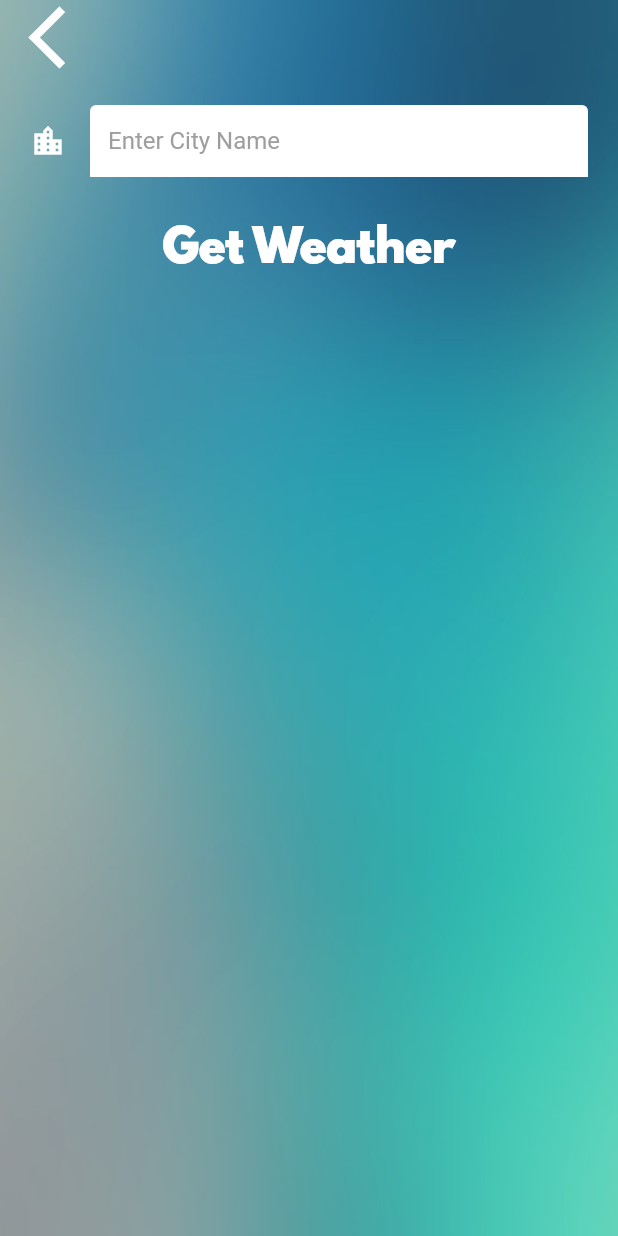
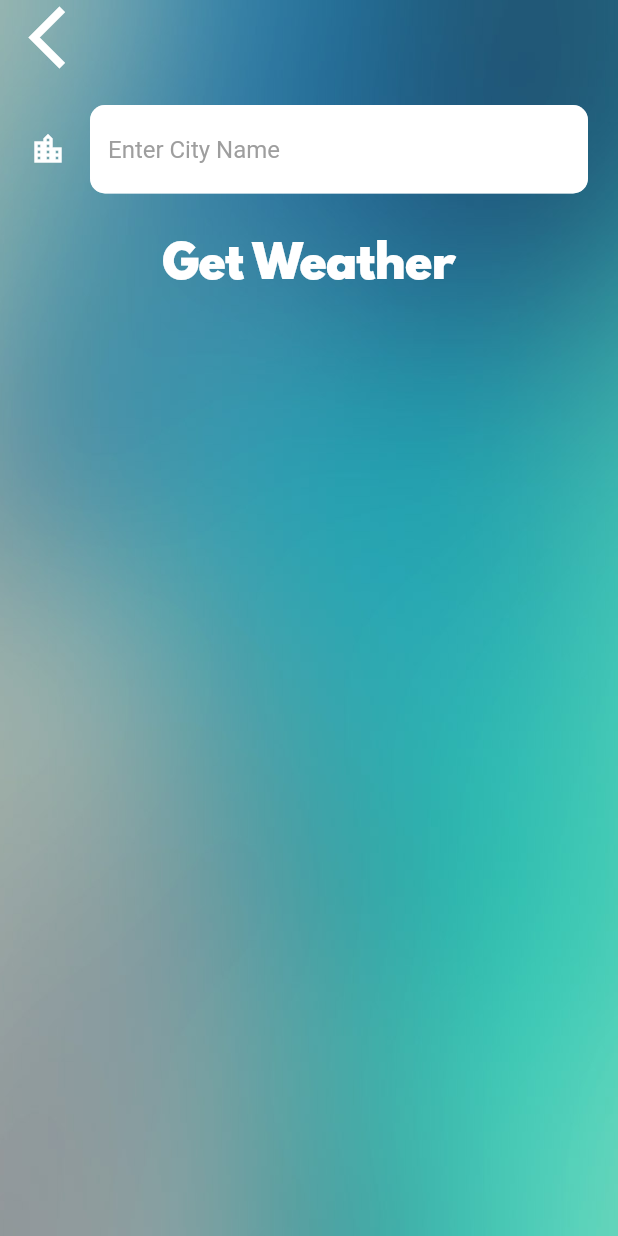
Before and after one commit to itsjmendez/weather_app, a Flutter app: the CityScreen screen opened directly, on a phone screen of 412 x 824 dp. Run offline on Flutter 3.47's test engine with Material 2 defaults, Android fonts, the phone set to English and light mode, and no system bars; our stand-ins replace flutter_spinkit, geolocator; network calls fail.

Commit message:
chore: add circular borders to the text field.

```diff
--- a/lib/screens/city_screen.dart
+++ b/lib/screens/city_screen.dart
@@ -45,6 +45,9 @@ class _CityScreenState extends State<CityScreen> {
                     hintStyle: TextStyle(
                       color:  Colors.grey,
                     ),
+                    border: OutlineInputBorder(
+                      borderRadius: BorderRadius.all(Radius.circular(10)),
+                    )
                   ),
                 ),
               ),
```
